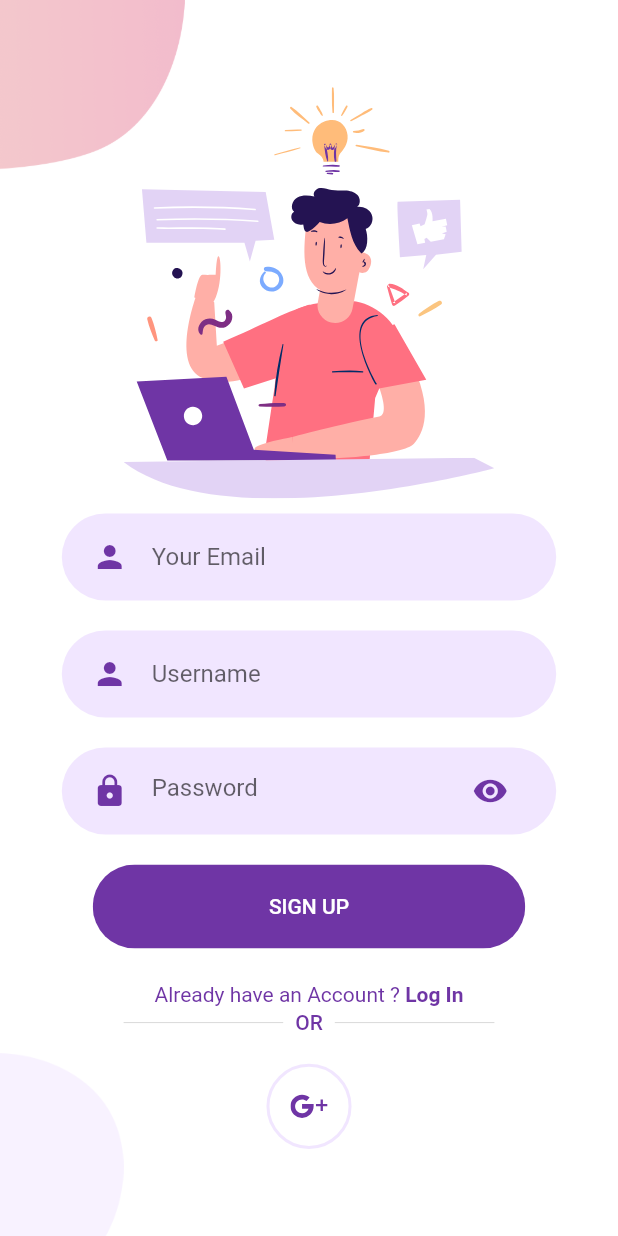
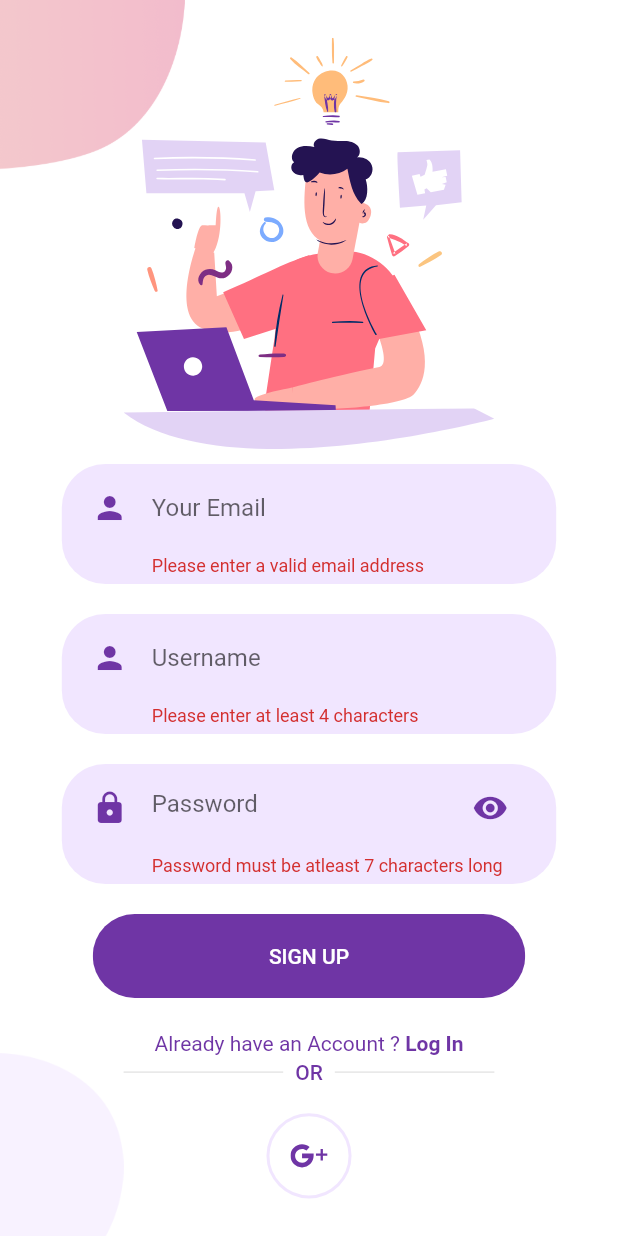
Before and after one commit to iamartyaa/quick_chat, a Flutter app: the SignUpScreen screen opened by its route, after a tap on "SIGN UP", on a phone screen of 412 x 824 dp. Run offline on Flutter 3.47's test engine with Material 2 defaults, Android fonts, the phone set to English and light mode, and no system bars; our stand-ins replace cloud_firestore, firebase_auth, firebase_core, flutter_svg; accounts and stored records are empty; network calls fail.

Commit message:
login sign up

```diff
--- a/lib/screens/signup/components/body.dart
+++ b/lib/screens/signup/components/body.dart
@@ -1,4 +1,7 @@
+import 'package:cloud_firestore/cloud_firestore.dart';
+import 'package:firebase_auth/firebase_auth.dart';
 import 'package:flutter/material.dart';
+import 'package:flutter/services.dart';
 import 'package:flutter_svg/svg.dart';
 
 import '../../../components/already_account_check.dart';
@@ -6,19 +9,90 @@ import '../../../components/rounded_button.dart';
 import '../../../components/text_field_container.dart';
 import '../../../constants.dart';
 import '../../login/login-screen.dart';
-import '../signup_screen.dart';
 import 'background.dart';
 
-class Body extends StatelessWidget {
+class Body extends StatefulWidget {
   const Body({
     super.key,
   });
+
+  @override
+  State<Body> createState() => _BodyState();
+}
+
+class _BodyState extends State<Body> {
+  final _auth = FirebaseAuth.instance;
+  final _formKey = GlobalKey<FormState>();
+  var _isLoading = false;
+  var userEmail = '';
+  var userName = '';
+  var userPassword = '';
+
+  void submitAuthForm(
+    String email,
+    String password,
+    String username,
+  ) async {
+    UserCredential authResult;
+    try {
+      setState(() {
+        _isLoading = true;
+      });
+      authResult = await _auth.createUserWithEmailAndPassword(
+          email: email, password: password);
+
+      await FirebaseFirestore.instance
+          .collection('users')
+          .doc(authResult.user!.uid)
+          .set({
+        'username': username,
+        'email': email,
+        'friends': 0,
+      });
+      setState(() {
+        _isLoading = false;
+      });
+    } on PlatformException catch (err) {
+      var message = 'An error occured, please check your credentials';
+
+      if (err.message != null) {
+        message = err.message!;
+      }
+      print(message);
+
+
+      setState(() {
+        _isLoading = false;
+      });
+    } catch (err) {
+      print(err);
+      setState(() {
+        _isLoading = false;
+      });
+    }
+  }
+
+  void _trySubmit() {
+    final isValid = _formKey.currentState!.validate();
+    // FocusScope.of(context).unfocus();
+
+    if (isValid) {
+      _formKey.currentState!.save();
+      // print(userPassword);
+
+    }
+
+    submitAuthForm(userEmail, userPassword, userName);
+    //once validated we can send to firebase
+  }
 
   @override
   Widget build(BuildContext context) {
     Size size = MediaQuery.of(context).size;
     return Background(
       child: SingleChildScrollView(
+        child: Form(
+          key: _formKey,
           child: Column(
             mainAxisAlignment: MainAxisAlignment.center,
             children: [
@@ -26,9 +100,11 @@ class Body extends StatelessWidget {
                 'assets/icons/signup.svg',
                 width: size.height * 0.3,
               ),
-            const TextFieldContainer(
-              child: TextField(
-                decoration: InputDecoration(
+              TextFieldContainer(
+                child: TextFormField(
+                  key: const ValueKey('email'),
+                  keyboardType: TextInputType.emailAddress,
+                  decoration: const InputDecoration(
                     icon: Icon(
                       Icons.person,
                       color: kPrimaryColor,
@@ -36,11 +112,22 @@ class Body extends StatelessWidget {
                     hintText: 'Your Email',
                     border: InputBorder.none,
                   ),
+                  validator: (value) {
+                    if (value!.isEmpty || !value.contains('@')) {
+                      return 'Please enter a valid email address';
+                    }
+                    return null;
+                  },
+                  onSaved: (value) {
+                    userEmail = value!;
+                  },
                 ),
               ),
-            const TextFieldContainer(
-              child: TextField(
-                decoration: InputDecoration(
+              TextFieldContainer(
+                child: TextFormField(
+                  key: const ValueKey('name'),
+                  keyboardType: TextInputType.name,
+                  decoration: const InputDecoration(
                     icon: Icon(
                       Icons.person,
                       color: kPrimaryColor,
@@ -48,12 +135,23 @@ class Body extends StatelessWidget {
                     hintText: 'Username',
                     border: InputBorder.none,
                   ),
+                  validator: (value) {
+                    if (value!.isEmpty || value.length < 4) {
+                      return 'Please enter at least 4 characters';
+                    }
+                    return null;
+                  },
+                  onSaved: (value) {
+                    userName = value!;
+                  },
                 ),
               ),
-            const TextFieldContainer(
-              child: TextField(
+              TextFieldContainer(
+                child: TextFormField(
+                  key: const ValueKey('password'),
+                  keyboardType: TextInputType.visiblePassword,
                   obscureText: true,
-                decoration: InputDecoration(
+                  decoration: const InputDecoration(
                     icon: Icon(
                       Icons.lock,
                       color: kPrimaryColor,
@@ -65,9 +163,23 @@ class Body extends StatelessWidget {
                       color: kPrimaryColor,
                     ),
                   ),
+                  validator: (value) {
+                    if (value!.isEmpty || value.length < 7) {
+                      return 'Password must be atleast 7 characters long';
+                    }
+                    return null;
+                  },
+                  onSaved: (value) {
+                    userPassword = value!;
+                  },
                 ),
               ),
-            RoundedButton(text: 'SIGN UP', press: () {}),
+              if (_isLoading)
+                const Center(
+                  child: CircularProgressIndicator(),
+                ),
+              if (!_isLoading)
+                RoundedButton(text: 'SIGN UP', press: _trySubmit),
               SizedBox(
                 height: size.height * 0.015,
               ),
@@ -78,7 +190,7 @@ class Body extends StatelessWidget {
                       .pushReplacementNamed(LoginScreen.routeName);
                 },
               ),
-            OrDivider(),
+              const OrDivider(),
               SizedBox(
                 height: size.height * 0.02,
               ),
@@ -88,7 +200,7 @@ class Body extends StatelessWidget {
                 splashColor: kPrimaryLightColor,
                 focusColor: kPrimaryLightColor,
                 child: Container(
-                padding: EdgeInsets.all(14),
+                  padding: const EdgeInsets.all(14),
                   decoration: BoxDecoration(
                     shape: BoxShape.circle,
                     border: Border.all(width: 2, color: kPrimaryLightColor),
@@ -103,6 +215,7 @@ class Body extends StatelessWidget {
             ],
           ),
         ),
+      ),
     );
   }
 }
@@ -114,7 +227,7 @@ class OrDivider extends StatelessWidget {
   Widget build(BuildContext context) {
     Size size = MediaQuery.of(context).size;
     return Container(
-      margin: EdgeInsets.symmetric(vertical: 3),
+      margin: const EdgeInsets.symmetric(vertical: 3),
       width: size.width * 0.6,
       child: Row(
         children: const [
```
Lines whose indentation alone changed are shown as unchanged.
